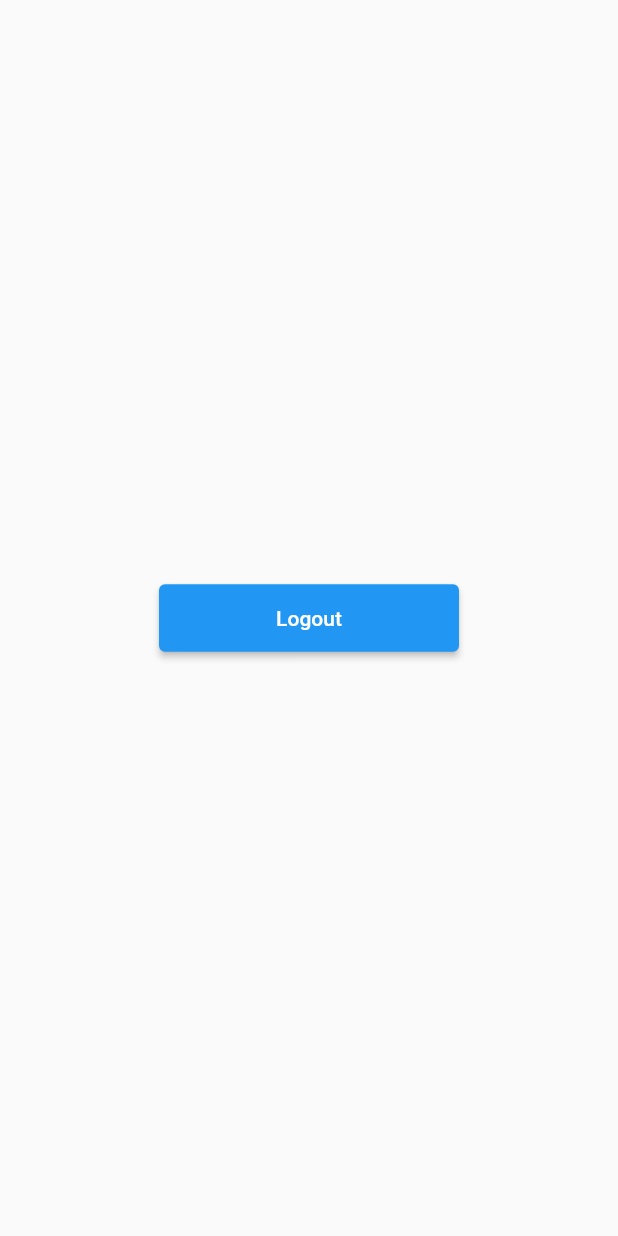
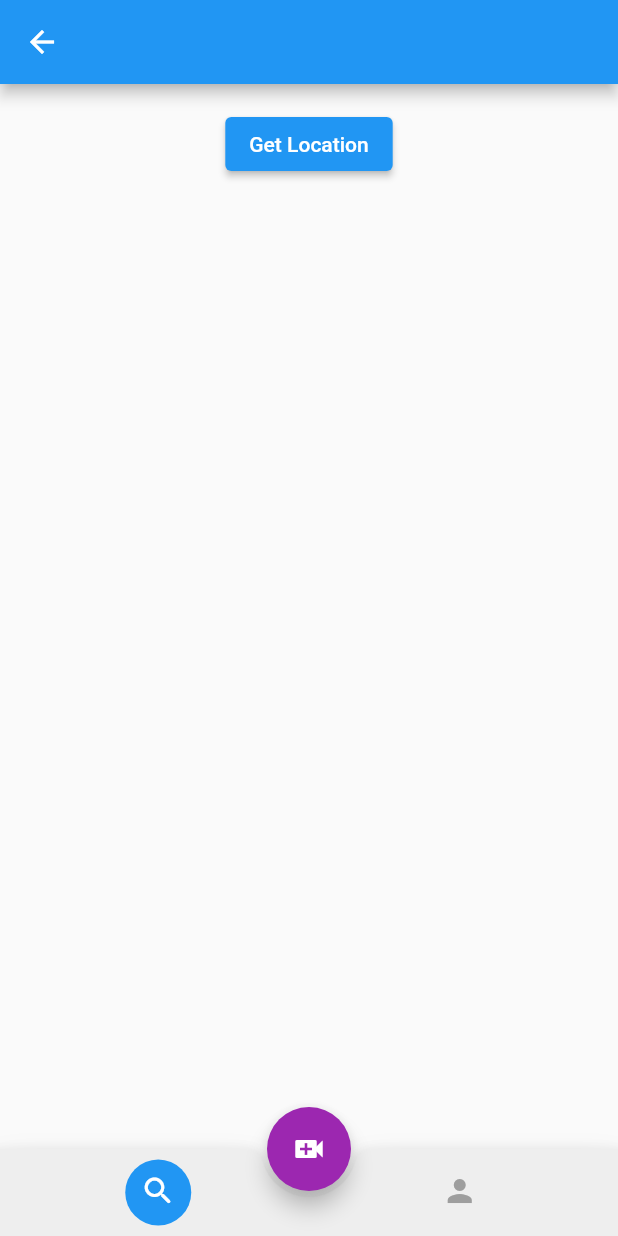
Before and after one commit to sushilkumarsahani41/blackcoffer, a Flutter app: the HomePage screen opened by its route, on a phone screen of 412 x 824 dp. Run offline on Flutter 3.47's test engine with Material 2 defaults, Android fonts, the phone set to English and light mode, and no system bars; our stand-ins replace camera, firebase_auth, firebase_core, geocoding, geolocator, google_fonts and 3 more; accounts and stored records are empty.

Commit message:
Location and recording

```diff
--- a/lib/main.dart
+++ b/lib/main.dart
@@ -1,16 +1,19 @@
 import 'package:blackcoffer/routes.dart';
+import 'package:camera/camera.dart';
 import 'package:firebase_core/firebase_core.dart';
 import 'package:flutter/material.dart';
 
+late List<CameraDescription> cameras;
 Future<void> main() async {
   WidgetsFlutterBinding.ensureInitialized();
+  cameras = await availableCameras();
   await Firebase.initializeApp();
   runApp(const MyApp());
 }
 
 class MyApp extends StatelessWidget {
   const MyApp({super.key});
-
+  static List<CameraDescription> allcameras = cameras;
   @override
   Widget build(BuildContext context) {
     return MaterialApp(
--- a/lib/routes.dart
+++ b/lib/routes.dart
@@ -2,6 +2,7 @@ import 'package:blackcoffer/screens/home.dart';
 import 'package:blackcoffer/screens/login.dart';
 import 'package:blackcoffer/screens/splash.dart';
 import 'package:blackcoffer/screens/verfiyotp.dart';
+import 'package:blackcoffer/screens/camera.dart';
 import 'package:flutter/material.dart';
 
 var myRoutes = <String, WidgetBuilder>{
@@ -9,4 +10,5 @@ var myRoutes = <String, WidgetBuilder>{
   '/home': (context) => const HomePage(),
   '/login': (context) => const LoginPage(),
   '/verifyotp': (context) => const VerifyOTP(),
+  '/camera': (context) => const CameraScreen(),
 };
--- /dev/null
+++ b/lib/screens/explore.dart
@@ -0,0 +1,41 @@
+import 'package:blackcoffer/services/location.dart';
+import 'package:flutter/material.dart';
+
+class ExplorePage extends StatefulWidget {
+  const ExplorePage({super.key});
+
+  @override
+  State<ExplorePage> createState() => _ExplorePageState();
+}
+
+class _ExplorePageState extends State<ExplorePage> {
+  String userLocation = '';
+
+  @override
+  Widget build(BuildContext context) {
+    return Scaffold(
+      appBar: AppBar(
+          // backgroundColor: Colors.,
+          ),
+      body: Center(
+        child: Column(
+          children: [
+            Text(
+              userLocation,
+            ),
+            ElevatedButton(
+              onPressed: () async {
+                // ignore: non_constant_identifier_names
+                String Location = await getUserLocation();
+                setState(() {
+                  userLocation = Location;
+                });
+              },
+              child: const Text("Get Location"),
+            ),
+          ],
+        ),
+      ),
+    );
+  }
+}
--- a/lib/screens/home.dart
+++ b/lib/screens/home.dart
@@ -1,6 +1,6 @@
-import 'package:firebase_auth/firebase_auth.dart';
+import 'package:blackcoffer/screens/explore.dart';
+import 'package:blackcoffer/screens/profile.dart';
 import 'package:flutter/material.dart';
-import 'package:shared_preferences/shared_preferences.dart';
 
 class HomePage extends StatefulWidget {
   const HomePage({super.key});
@@ -12,23 +12,100 @@ class HomePage extends StatefulWidget {
 class _HomePageState extends State<HomePage> {
   @override
   Widget build(BuildContext context) {
-    return Scaffold(
-      body: Center(
-          child: SizedBox(
-        width: 200,
-        height: 45,
-        child: ElevatedButton(
-          onPressed: () async {
-            final SharedPreferences sharedPreferences =
-                await SharedPreferences.getInstance();
-            sharedPreferences.remove('uid');
-            await FirebaseAuth.instance.signOut();
-            // ignore: use_build_context_synchronously
-            Navigator.pushNamed(context, '/login');
+    return DefaultTabController(
+      length: 2,
+      child: Scaffold(
+        body: const TabBarView(
+          children: [
+            // ignore: avoid_unnecessary_containers
+            ExplorePage(),
+            // ignore: avoid_unnecessary_containers
+            ProfilePage(),
+          ],
+        ),
+        floatingActionButton: FloatingActionButton(
+          onPressed: () {
+            showModalBottomSheet<void>(
+                context: context,
+                builder: (BuildContext context) {
+                  return SizedBox(
+                    height: 100,
+                    child: Row(
+                      mainAxisAlignment: MainAxisAlignment.center,
+                      crossAxisAlignment: CrossAxisAlignment.center,
+                      children: [
+                        IconButton(
+                          onPressed: () {
+                            Navigator.pushNamed(context, '/camera');
+                          },
+                          icon: const Icon(
+                            Icons.camera_alt,
+                            semanticLabel: 'Camera',
+                            size: 35,
+                            color: Colors.blue,
+                          ),
+                        ),
+                        const SizedBox(
+                          width: 30,
+                        ),
+                        IconButton(
+                          onPressed: () {},
+                          icon: const Icon(
+                            Icons.photo_album,
+                            semanticLabel: 'Gallery',
+                            size: 35,
+                            color: Colors.blue,
+                          ),
+                        ),
+                      ],
+                    ),
+                  );
+                });
           },
-          child: const Text("Logout"),
+          backgroundColor: Colors.purple,
+          child: const Icon(Icons.video_call),
         ),
-      )),
+        floatingActionButtonLocation: FloatingActionButtonLocation.centerDocked,
+        bottomNavigationBar: BottomAppBar(
+          shape: const CircularNotchedRectangle(),
+          color: Colors.grey[200],
+          // ignore: avoid_unnecessary_containers
+          child: Container(
+            child: const TabBar(
+              splashBorderRadius: BorderRadius.all(Radius.circular(10)),
+              padding: EdgeInsets.all(5),
+              unselectedLabelColor: Colors.grey,
+              labelColor: Colors.white,
+              dividerColor: Colors.black,
+              indicatorSize: TabBarIndicatorSize.label,
+              indicatorWeight: 2,
+              indicator: BoxDecoration(
+                shape: BoxShape.circle,
+                color: Colors.blue,
+              ),
+              tabs: [
+                Tab(
+                  icon: Padding(
+                    padding: EdgeInsets.all(10),
+                    child: Icon(
+                      Icons.search_rounded,
+                      weight: 800,
+                    ),
+                  ),
+                ),
+                Tab(
+                  icon: Padding(
+                    padding: EdgeInsets.all(10),
+                    child: Icon(
+                      Icons.person,
+                    ),
+                  ),
+                )
+              ],
+            ),
+          ),
+        ),
+      ),
     );
   }
 }
```
Also changed, not shown: lib/screens/camera.dart (added, +86 -0 lines), lib/screens/profile.dart (added, +36 -0 lines), lib/screens/splash.dart (+5 -2 lines), lib/services/location.dart (+71 -0 lines), pubspec.yaml (+8 -0 lines), pubspec.lock, 2 other files.
